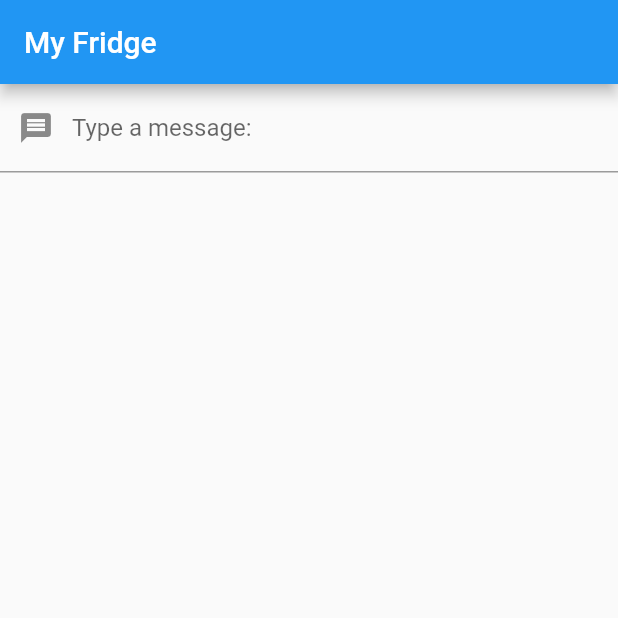
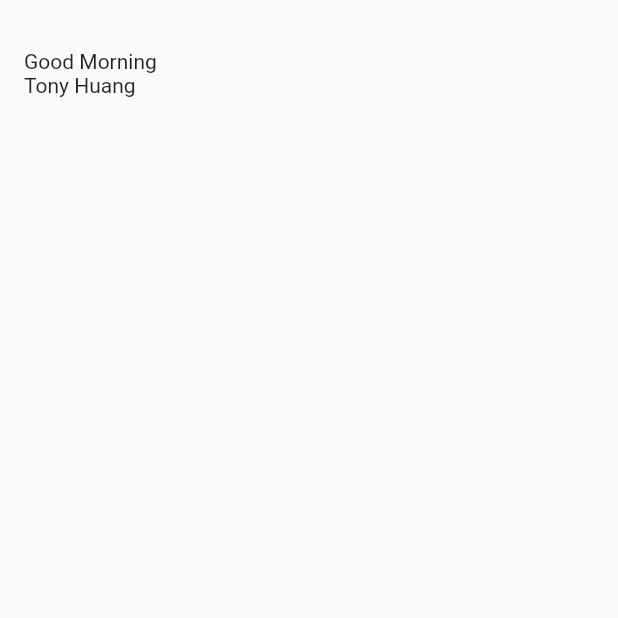
Before and after one commit to tonytyhuang/iFridge, a Flutter app: the screen it shows after launch, on a phone screen of 412 x 824 dp, the top half of it. Run offline on Flutter 3.47's test engine with Material 2 defaults, Android fonts, the phone set to English and light mode, and no system bars.

Commit message:
home screen

```diff
--- a/lib/main.dart
+++ b/lib/main.dart
@@ -1,45 +1,17 @@
 import 'package:flutter/material.dart';
+import 'screens/home_screen.dart';
 
 void main() {
   runApp(MyApp());
 }
 
 class MyApp extends StatelessWidget {
-  // This widget is the root of your application.
   @override
   Widget build(BuildContext context) {
     return MaterialApp(
-      title: 'My Fridge',
-      theme: ThemeData(
-        primarySwatch: Colors.blue,
-        visualDensity: VisualDensity.adaptivePlatformDensity,
-      ),
-      home: HomePage(),
+      debugShowCheckedModeBanner: false,
+      home: HomeScreen(),
+
     );
   }
 }
-
-// Home Page Widget
-
-class HomePage extends StatelessWidget {
-  @override
-  Widget build(BuildContext context) {
-    return Scaffold(
-        appBar: AppBar(title: Text('My Fridge')), body: TextInputWidget());
-  }
-}
-
-class TextInputWidget extends StatefulWidget {
-  @override
-  _TextInputWidgetState createState() => _TextInputWidgetState();
-}
-
-class _TextInputWidgetState extends State<TextInputWidget> {
-  @override
-  Widget build(BuildContext context) {
-    return TextField(
-      decoration: InputDecoration(
-          prefixIcon: Icon(Icons.message), labelText: "Type a message:"),
-    );
-  }
-}
--- /dev/null
+++ b/lib/screens/home_screen.dart
@@ -0,0 +1,37 @@
+import 'package:flutter/material.dart';
+
+
+class HomeScreen extends StatefulWidget {
+  @override
+  _HomeScreenState createState() => _HomeScreenState();
+}
+
+class _HomeScreenState extends State<HomeScreen> {
+  @override
+  Widget build(BuildContext context) {
+    return Scaffold(
+      body: Container(
+        margin:EdgeInsets.only(top: 8),
+        child: ListView(
+          physics: ClampingScrollPhysics(),
+          children: <Widget>[
+            //Card Section
+            SizedBox(
+              height: 25,
+            ),
+
+            Padding(
+              padding: EdgeInsets.only(left: 16.0, bottom: 16),
+              child: Column(
+                crossAxisAlignment: CrossAxisAlignment.start,
+                children: <Widget>[
+                  Text('Good Morning'),
+                  Text('Tony Huang')
+                ],),
+            )
+          ]
+        )
+      ),
+    );
+  }
+}
```
Also changed, not shown: pubspec.yaml (+7 -0 lines).
